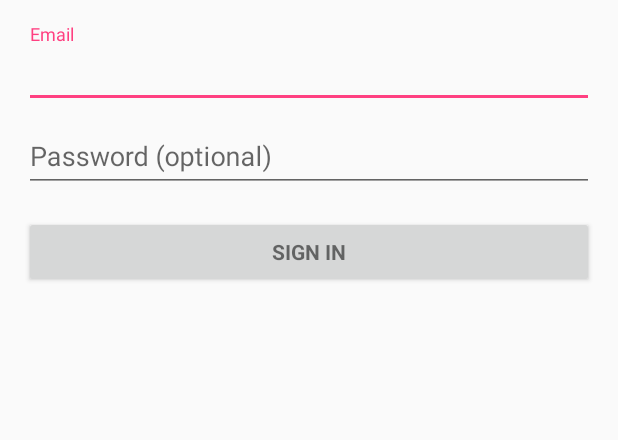
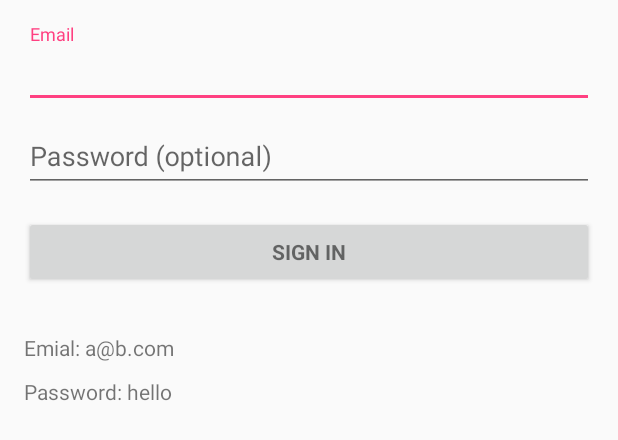
Before and after one commit to xflomo/app, an Android app: the layout activity_login.xml on its own in the app's theme, with its tools: preview values and no code run, on a phone screen of 412 x 824 dp. Shown: the top 440 px of the screen. Run offline under Robolectric (Android 15) with nearby library versions, the phone set to English and light mode, and no system bars.

Commit message:
fix all bugs

```diff
--- a/app/src/main/res/layout/activity_login.xml
+++ b/app/src/main/res/layout/activity_login.xml
@@ -74,6 +74,20 @@
                 android:text="@string/action_sign_in"
                 android:textStyle="bold" />
 
+            <TextView
+                android:text="Emial: a@b.com"
+                android:layout_width="match_parent"
+                android:layout_height="wrap_content"
+                android:id="@+id/textView"
+                android:layout_marginTop="30dp" />
+
+            <TextView
+                android:text="Password: hello"
+                android:layout_width="match_parent"
+                android:layout_height="wrap_content"
+                android:id="@+id/textView2"
+                android:layout_marginTop="10dp" />
+
         </LinearLayout>
     </ScrollView>
 </LinearLayout>
```
Also changed, not shown: app/src/main/AndroidManifest.xml (+5 -5 lines), app/src/main/java/de/fb_dev/app/eduardflo/LoginActivity.java (+32 -2 lines), app/src/main/java/de/fb_dev/app/eduardflo/MyFirebaseInstanceIDService.java (+0 -22 lines), app/src/main/java/de/fb_dev/app/eduardflo/NavAction.java (+4 -23 lines).
